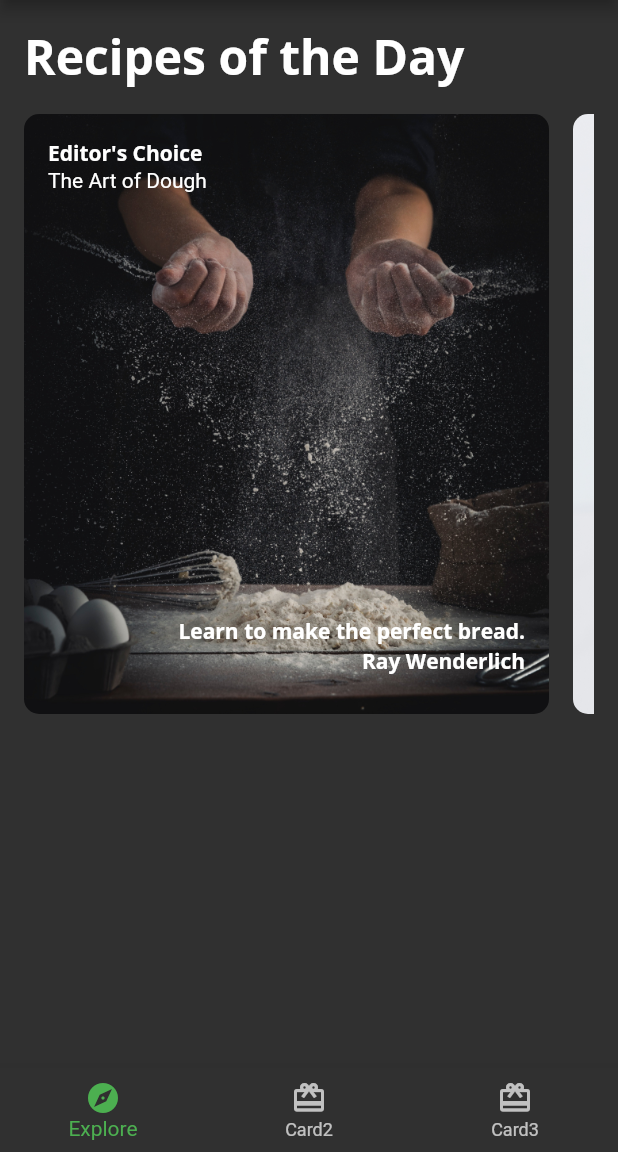
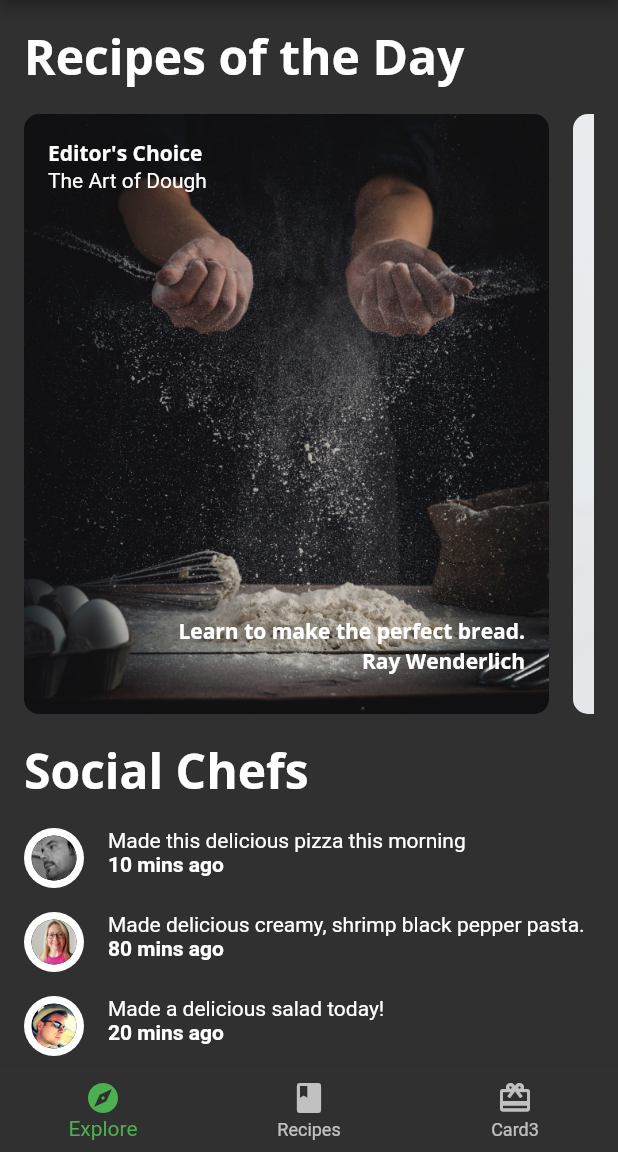
Before and after one commit to Khemy543/fooderlich, a Flutter app: the screen it shows after launch, on a phone screen of 412 x 824 dp, the part 84-1236 px from its top. Run offline on Flutter 3.47's test engine with Material 2 defaults, Android fonts, the phone set to English and light mode, and no system bars; our stand-ins replace google_fonts.

Commit message:
grid view done

```diff
--- a/lib/components/component.dart
+++ b/lib/components/component.dart
@@ -4,3 +4,7 @@ export 'card2.dart';
 export 'card3.dart';
 export 'circular_image.dart';
 export 'today_recipe_list_view.dart';
+export 'friend_post_tile.dart';
+export 'friend_post_list_view.dart';
+export 'recipe_thumbnail.dart';
+export 'recipe_grid_view.dart';
--- /dev/null
+++ b/lib/components/friend_post_list_view.dart
@@ -0,0 +1,46 @@
+import 'package:flutter/material.dart';
+import '../models/models.dart';
+import '../components/component.dart';
+
+class FriendPostListView extends StatelessWidget {
+  final List<Post> friendPosts;
+  const FriendPostListView({Key? key, required this.friendPosts})
+      : super(key: key);
+
+  @override
+  Widget build(BuildContext context) {
+    return Padding(
+      padding: const EdgeInsets.only(left: 16, right: 16, top: 0),
+      child: Column(
+        crossAxisAlignment: CrossAxisAlignment.start,
+        children: [
+          Text(
+            'Social Chefs',
+            style: Theme.of(context).textTheme.headline1,
+          ),
+          const SizedBox(
+            height: 16,
+          ),
+          ListView.separated(
+              primary: false,
+              physics: const NeverScrollableScrollPhysics(),
+              shrinkWrap: true,
+              scrollDirection: Axis.vertical,
+              itemBuilder: (context, index) {
+                final post = friendPosts[index];
+                return FriendPostTile(post: post);
+              },
+              separatorBuilder: (context, index) {
+                return const SizedBox(
+                  height: 16,
+                );
+              },
+              itemCount: friendPosts.length),
+          const SizedBox(
+            height: 16,
+          )
+        ],
+      ),
+    );
+  }
+}
--- /dev/null
+++ b/lib/components/friend_post_tile.dart
@@ -0,0 +1,36 @@
+import 'package:flutter/material.dart';
+import '../components/component.dart';
+import '../models//models.dart';
+
+class FriendPostTile extends StatelessWidget {
+  final post;
+  const FriendPostTile({Key? key, required this.post}) : super(key: key);
+
+  @override
+  Widget build(BuildContext context) {
+    return Row(
+      crossAxisAlignment: CrossAxisAlignment.start,
+      mainAxisAlignment: MainAxisAlignment.start,
+      children: [
+        CircularImage(
+          imageProvider: AssetImage(post.profileImageUrl),
+          imageRadius: 20,
+        ),
+        const SizedBox(
+          width: 16,
+        ),
+        Expanded(
+            child: Column(
+          crossAxisAlignment: CrossAxisAlignment.start,
+          children: [
+            Text(post.comment),
+            Text(
+              '${post.timestamp} mins ago',
+              style: const TextStyle(fontWeight: FontWeight.w700),
+            )
+          ],
+        ))
+      ],
+    );
+  }
+}
--- /dev/null
+++ b/lib/components/recipe_grid_view.dart
@@ -0,0 +1,24 @@
+import 'package:flutter/material.dart';
+import 'package:flutter_apperentice_chapter3/components/component.dart';
+import '../models/models.dart';
+
+class RecipeGridView extends StatelessWidget {
+  final List<SimpleRecipe> recipes;
+
+  const RecipeGridView({Key? key, required this.recipes}) : super(key: key);
+
+  @override
+  Widget build(BuildContext context) {
+    return Padding(
+      padding: const EdgeInsets.only(left: 16, right: 16, top: 16),
+      child: GridView.builder(
+          gridDelegate: const SliverGridDelegateWithFixedCrossAxisCount(
+              crossAxisCount: 2),
+          itemBuilder: (context, index) {
+            final simpleRecipe = recipes[index];
+            return RecipeThumbnail(recipe: simpleRecipe);
+          },
+          itemCount: recipes.length),
+    );
+  }
+}
--- a/lib/screens/explore_screen.dart
+++ b/lib/screens/explore_screen.dart
@@ -17,10 +17,15 @@ class ExploreScreen extends StatelessWidget {
         builder: (context, AsyncSnapshot<ExploreData> snapshot) {
           if (snapshot.connectionState == ConnectionState.done) {
             final recipes = snapshot.data?.todayRecipes ?? [];
-            return Center(
-                child: TodayRecipeListView(
-              recipes: recipes,
-            ));
+            return ListView(scrollDirection: Axis.vertical, children: [
+              TodayRecipeListView(
+                recipes: recipes,
+              ),
+              const SizedBox(
+                height: 16,
+              ),
+              FriendPostListView(friendPosts: snapshot.data?.friendPosts ?? [])
+            ]);
           } else {
             return const Center(
               child: CircularProgressIndicator(),
--- a/lib/screens/home.dart
+++ b/lib/screens/home.dart
@@ -1,5 +1,6 @@
 import 'package:flutter/material.dart';
 import 'package:flutter_apperentice_chapter3/components/card3.dart';
+import 'package:flutter_apperentice_chapter3/screens/recipes_screen.dart';
 import '../components/component.dart';
 import './explore_screen.dart';
 
@@ -15,7 +16,7 @@ class _HomeState extends State<Home> {
 
   static List<Widget> pages = <Widget>[
     ExploreScreen(),
-    const Center(child: Text('Hello second')),
+    RecipesScreen(),
     const Center(
       child: Text('Hello third'),
     ),
@@ -44,8 +45,7 @@ class _HomeState extends State<Home> {
         onTap: _onItemTapped,
         items: const <BottomNavigationBarItem>[
           BottomNavigationBarItem(icon: Icon(Icons.explore), label: 'Explore'),
-          BottomNavigationBarItem(
-              icon: Icon(Icons.card_giftcard), label: 'Card2'),
+          BottomNavigationBarItem(icon: Icon(Icons.book), label: 'Recipes'),
           BottomNavigationBarItem(
               icon: Icon(Icons.card_giftcard), label: 'Card3')
         ],
```
Also changed, not shown: lib/components/recipe_thumbnail.dart (added, +37 -0 lines), lib/screens/recipes_screen.dart (added, +25 -0 lines).
